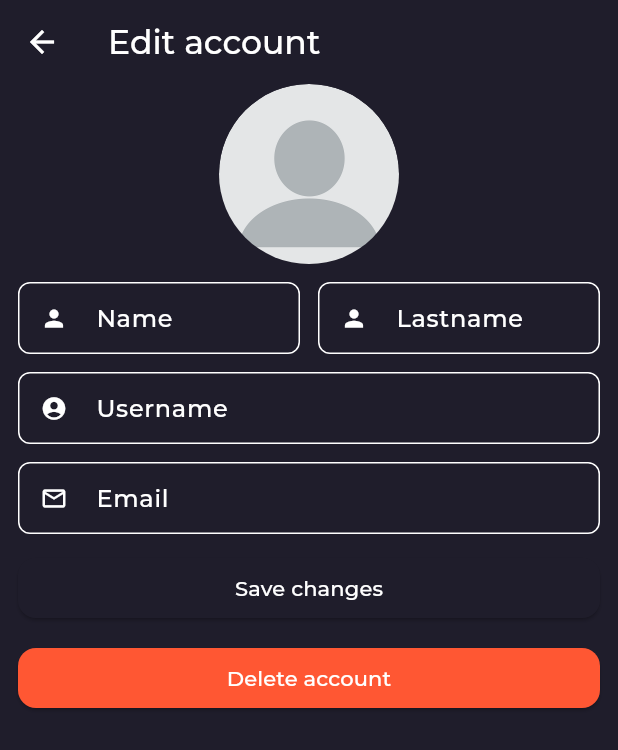
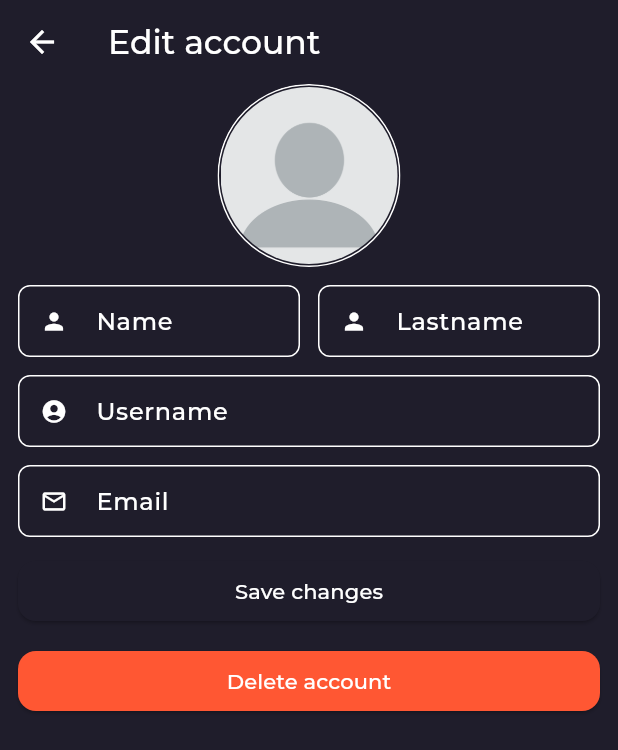
Before and after one commit to eserdeiro/blogify, a Flutter app: the AccountView screen opened directly, after a tap on "Edit profile", on a phone screen of 412 x 824 dp. Shown: the top 750 px of the screen. Run offline on Flutter 3.47's test engine with Material 3 defaults, Android fonts, the phone set to English and light mode, and no system bars; our stand-ins replace cloud_firestore, firebase_auth, firebase_core, firebase_storage, flutter_custom_clippers, flutter_riverpod and 4 more; accounts and stored records are empty; project files that could hold a hidden picture were left out.

Commit message:
commit to save changes

```diff
--- a/lib/config/menu/menu_item.dart
+++ b/lib/config/menu/menu_item.dart
@@ -1,6 +1,7 @@
 import 'package:blogify/config/index.dart';
 import 'package:blogify/features/post/presentation/index.dart';
 import 'package:blogify/presentation/index.dart';
+import 'package:blogify/presentation/views/home_view.dart';
 import 'package:flutter/material.dart';
 
 class MenuItem {
--- a/lib/features/post/infrastructure/datasources/post_datasource_impl.dart
+++ b/lib/features/post/infrastructure/datasources/post_datasource_impl.dart
@@ -80,6 +80,7 @@ class PostDataSourceImpl extends PostDataSource {
               (post) => PostEntity.fromJson(post.data()),
             )
             .toList();
+
         return Success(dataMap);
       });
     } on FirebaseException catch (e) {
--- a/lib/features/post/presentation/providers/post_provider.dart
+++ b/lib/features/post/presentation/providers/post_provider.dart
@@ -59,7 +59,7 @@ class PostNotifier extends StateNotifier<PostState> {
     }
   }
 
-  Future<void> getAllPosts() async {
+  Future<Resource<List<PostEntity>>> getAllPosts() async {
     final allPosts = await postRepositoryImpl.getAllPosts();
     switch (allPosts) {
       case Loading _:
@@ -75,6 +75,7 @@ class PostNotifier extends StateNotifier<PostState> {
           post: allPosts,
         );
     }
+    return allPosts;
   }
 
   Stream<Resource<List<PostEntity>>> getAllPostsByUserId(
--- a/lib/presentation/index.dart
+++ b/lib/presentation/index.dart
@@ -2,7 +2,6 @@ export 'package:blogify/presentation/screens/account_edit_screen.dart';
 export 'package:blogify/presentation/screens/error_screen.dart';
 export 'package:blogify/presentation/screens/home_screen.dart';
 export 'package:blogify/presentation/views/account_view.dart';
-export 'package:blogify/presentation/views/home_view.dart';
 export 'package:blogify/presentation/widgets/custom_expansion_tile.dart';
 export 'package:blogify/presentation/widgets/custom_text_form_field.dart';
 export 'package:blogify/presentation/widgets/shared/app_title.dart';
--- a/lib/presentation/widgets/shared/profile_image.dart
+++ b/lib/presentation/widgets/shared/profile_image.dart
@@ -18,11 +18,22 @@ class ProfileImage extends StatelessWidget {
 
   @override
   Widget build(BuildContext context) {
+    const borderWidth = 1.0;
+    final totalSize = height + borderWidth * 2;
     return SizedBox(
-      height: height,
-      width: height,
-      child: ClipRRect(
-        borderRadius: BorderRadius.circular(borderRadius),
+      height: totalSize,
+      width: totalSize,
+      child: Container(
+        width: totalSize,
+        height: totalSize,
+        padding: const EdgeInsets.all(borderWidth), // Ajusta el espacio aquí
+        decoration: BoxDecoration(
+          shape: BoxShape.circle,
+          border: Border.all(
+            color: Colors.white,
+          ),
+        ),
+        child: ClipOval(
           child: ImageViewer(
             child: urlFileImage.isEmpty
                 //Local image
@@ -49,6 +60,7 @@ class ProfileImage extends StatelessWidget {
                       ),
           ),
         ),
+      ),
     );
   }
 }
```
Also changed, not shown: lib/presentation/views/home_view.dart (+92 -22 lines). Lines whose indentation alone changed are shown as unchanged.
